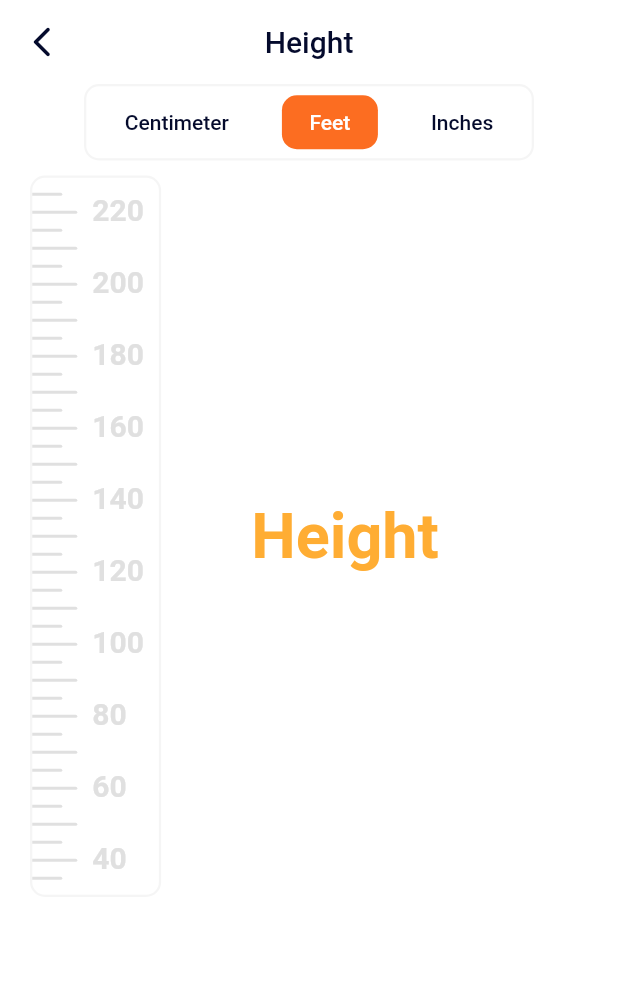
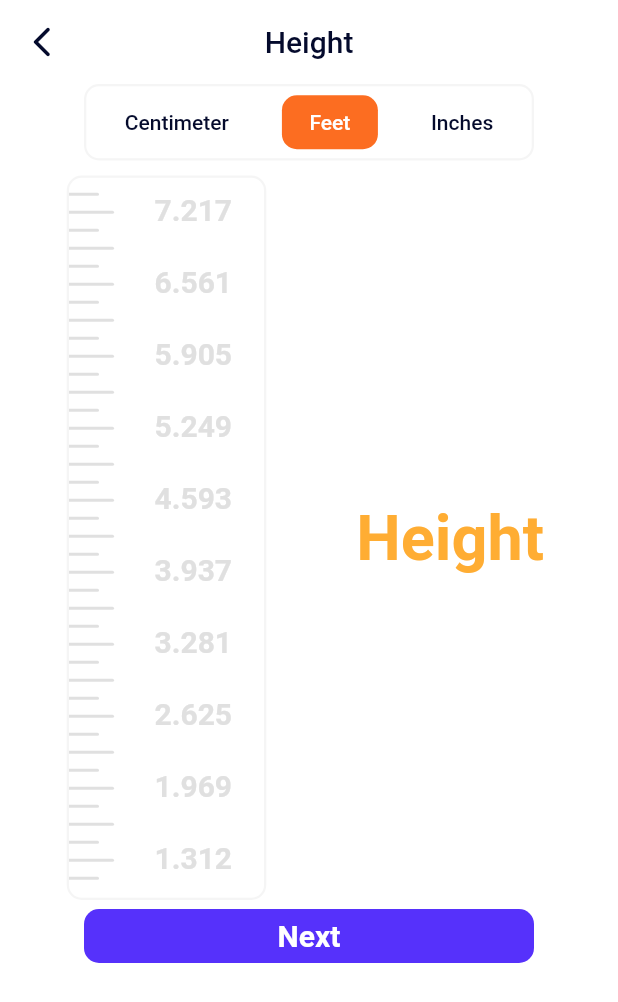
Before and after one commit to rohaquinlop/bmi-calculator, a Flutter app: the HeightScreen screen opened directly, after a tap on "Feet", on a phone screen of 412 x 824 dp. Shown: the top 1002 px of the screen. Run offline on Flutter 3.47's test engine with Material 2 defaults, Android fonts, the phone set to English and light mode, and no system bars; our stand-ins replace hexcolor.

Commit message:
Height Screen that changes dynamically the values on the rule depending on the measure height selected

```diff
--- a/lib/constants/height_rule.dart
+++ b/lib/constants/height_rule.dart
@@ -4,7 +4,9 @@ import 'package:flutter/material.dart';
 
 class HeightRule extends StatelessWidget {
   //Constructor
-  const HeightRule({Key? key}) : super(key: key);
+  final String hType;
+
+  const HeightRule({Key? key, required this.hType}) : super(key: key);
 
   @override
   Widget build(BuildContext context) {
@@ -16,11 +18,11 @@ class HeightRule extends StatelessWidget {
       child: Row(
         mainAxisAlignment: MainAxisAlignment.spaceAround,
         crossAxisAlignment: CrossAxisAlignment.start,
-        children: [
+        children: <Widget>[
           const Rule(),
-          const SizedBox(width: 10),
-          RuleNumbers(),
-          const SizedBox(width: 10)
+          const SizedBox(width: 20),
+          RuleNumbers(hType: hType),
+          const SizedBox(width: 20)
         ],
       ),
     );
--- a/lib/constants/rule_numbers.dart
+++ b/lib/constants/rule_numbers.dart
@@ -1,38 +1,79 @@
 import 'package:bmicalculator/constants/colors.dart';
 import 'package:flutter/material.dart';
 
-class RuleNumbers extends StatelessWidget {
-  RuleNumbers({Key? key}) : super(key: key);
+class RuleNumbers extends StatefulWidget {
+  final String hType;
 
+  const RuleNumbers({Key? key, required this.hType}) : super(key: key);
+
+  @override
+  _RuleNumbersState createState() => _RuleNumbersState();
+}
+
+class _RuleNumbersState extends State<RuleNumbers> {
   TextStyle ruleNumberStyle = TextStyle(
       color: ruleSeparatorColor, fontSize: 20, fontWeight: FontWeight.w600);
 
+  List<String> hNumbersCm = [
+    "220",
+    "200",
+    "180",
+    "160",
+    "140",
+    "120",
+    "100",
+    "80",
+    "60",
+    "40"
+  ];
+
+  List<String> hNumberFt = [
+    "7.217",
+    "6.561",
+    "5.905",
+    "5.249",
+    "4.593",
+    "3.937",
+    "3.281",
+    "2.625",
+    "1.969",
+    "1.312"
+  ];
+
+  List<String> hNumberIn = [
+    "86.61",
+    "78.74",
+    "70.87",
+    "63.00",
+    "55.13",
+    "47.24",
+    "39.37",
+    "31.49",
+    "23.62",
+    "15.74"
+  ];
+
   @override
   Widget build(BuildContext context) {
-    return Column(
-        mainAxisAlignment: MainAxisAlignment.spaceBetween,
-        crossAxisAlignment: CrossAxisAlignment.start,
-        children: [
-          const SizedBox(height: 10),
-          Text('220', style: ruleNumberStyle),
-          const SizedBox(height: 25),
-          Text('200', style: ruleNumberStyle),
-          const SizedBox(height: 25),
-          Text('180', style: ruleNumberStyle),
-          const SizedBox(height: 25),
-          Text('160', style: ruleNumberStyle),
-          const SizedBox(height: 25),
-          Text('140', style: ruleNumberStyle),
-          const SizedBox(height: 25),
-          Text('120', style: ruleNumberStyle),
-          const SizedBox(height: 25),
-          Text('100', style: ruleNumberStyle),
-          const SizedBox(height: 25),
-          Text('80', style: ruleNumberStyle),
-          const SizedBox(height: 25),
-          Text('60', style: ruleNumberStyle),
-          const SizedBox(height: 25),
-          Text('40', style: ruleNumberStyle),
-        ]);
+    List<String> hNumbers = [];
+    if (widget.hType == 'cm') {
+      hNumbers = [...hNumbersCm];
+    } else if (widget.hType == 'ft') {
+      hNumbers = [...hNumberFt];
+    } else if (widget.hType == 'in') {
+      hNumbers = [...hNumberIn];
+    }
+    return SizedBox(
+      width: 60,
+      child: ListView.builder(
+        scrollDirection: Axis.vertical,
+        itemCount: hNumbers.length,
+        shrinkWrap: true,
+        itemBuilder: (context, index) => Padding(
+          padding: const EdgeInsets.only(top: 10, bottom: 15, left: 7),
+          child: Text(hNumbers[index], style: ruleNumberStyle),
+        ),
+      ),
+    );
   }
 }
--- a/lib/screens/height_screen.dart
+++ b/lib/screens/height_screen.dart
@@ -15,6 +15,7 @@ class _HeightScreenState extends State<HeightScreen> {
   Color _txtColorC = primaryColor;
   Color _txtColorF = txtColor;
   Color _txtColorI = txtColor;
+  String hType = 'cm';
 
   @override
   Widget build(BuildContext context) {
@@ -60,6 +61,7 @@ class _HeightScreenState extends State<HeightScreen> {
                         _txtColorC = primaryColor;
                         _txtColorF = txtColor;
                         _txtColorI = txtColor;
+                        hType = 'cm';
                       });
                     },
                     child: Text(
@@ -84,6 +86,7 @@ class _HeightScreenState extends State<HeightScreen> {
                         _txtColorF = primaryColor;
                         _txtColorC = txtColor;
                         _txtColorI = txtColor;
+                        hType = 'ft';
                       });
                     },
                     child: Text(
@@ -108,6 +111,7 @@ class _HeightScreenState extends State<HeightScreen> {
                         _txtColorI = primaryColor;
                         _txtColorC = txtColor;
                         _txtColorF = txtColor;
+                        hType = 'in';
                       });
                     },
                     child: Text(
@@ -129,14 +133,14 @@ class _HeightScreenState extends State<HeightScreen> {
           const SizedBox(height: 10),
           Row(
             //Will contain the height bar and the input field for height
-            mainAxisAlignment: MainAxisAlignment.start,
+            mainAxisAlignment: MainAxisAlignment.center,
             children: [
-              SizedBox(width: 20),
+              //SizedBox(width: 20),
               //Rule that shows the height in cm
-              HeightRule(),
-              SizedBox(width: 60),
+              HeightRule(hType: hType),
+              const SizedBox(width: 60),
               //Input field for height
-              Container(
+              SizedBox(
                 width: 130,
                 child: TextField(
                   keyboardType:
@@ -157,6 +161,28 @@ class _HeightScreenState extends State<HeightScreen> {
                 ),
               )
             ],
+          ),
+          SizedBox(
+            width: 300,
+            child: ElevatedButton(
+              onPressed: () {
+                //Navigator.pop(context);
+              },
+              child: const Text(
+                'Next',
+                style: TextStyle(
+                    fontSize: 20,
+                    color: Colors.white,
+                    fontWeight: FontWeight.w600),
+              ),
+              style: ElevatedButton.styleFrom(
+                primary: btnColor,
+                shape: RoundedRectangleBorder(
+                  borderRadius: BorderRadius.circular(10),
+                ),
+                elevation: 0,
+              ),
+            ),
           )
         ],
       ),
```
